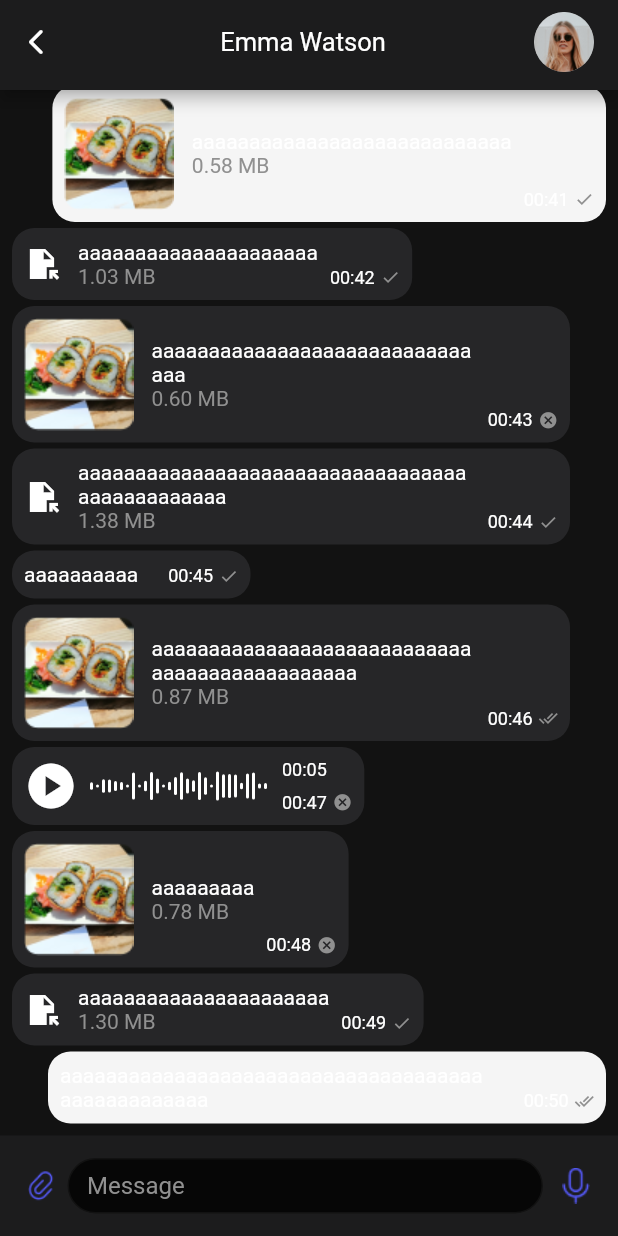
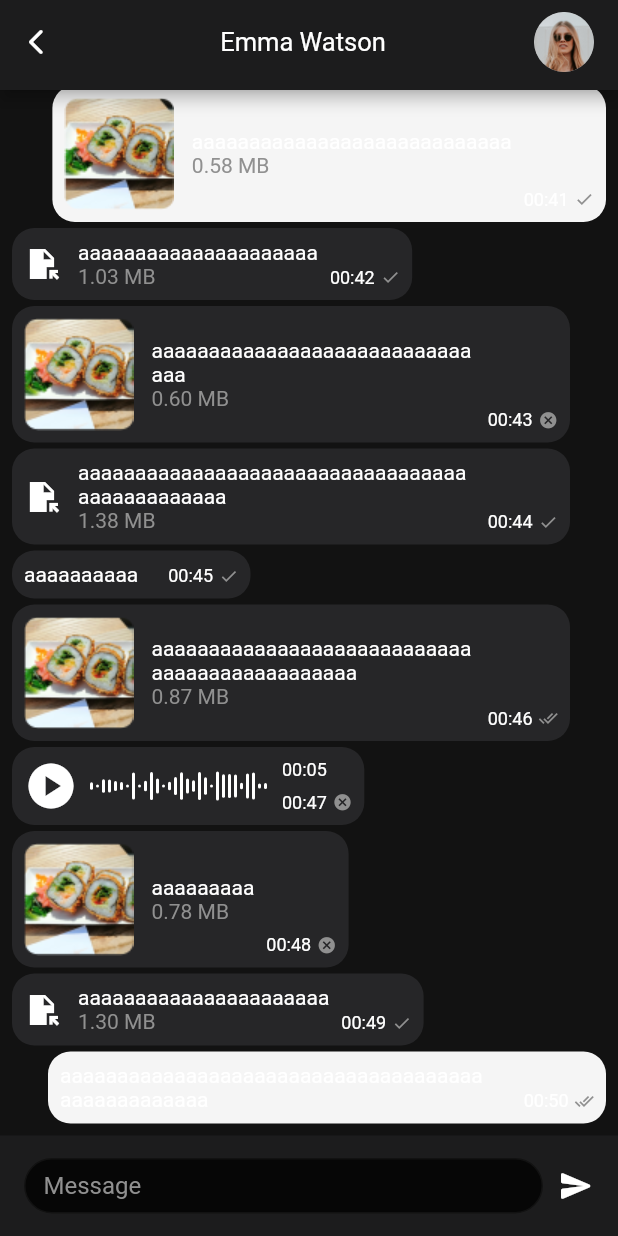
Before and after one commit to Demphait/single-house-flutter, a Flutter app: the DialogView screen opened by its route, on a phone screen of 412 x 824 dp. Run offline on Flutter 3.47's test engine with Material 2 defaults, Android fonts, the phone set to English and light mode, and no system bars; our stand-ins replace bloc, dio, firebase_core, firebase_crashlytics, flutter_bloc, flutter_svg and 3 more; accounts and stored records are empty; network calls fail.

Commit message:
feat: chat message socket added

```diff
--- a/lib/views/dialog/widgets/chat_input_field.dart
+++ b/lib/views/dialog/widgets/chat_input_field.dart
@@ -1,7 +1,8 @@
 import 'package:flutter/material.dart';
-import 'package:single_house/styles/app_colors.dart';
+import 'package:single_house/components/socket.io/socket.io.dart';
 import 'package:single_house/styles/app_space.dart';
 import 'package:single_house/styles/app_text_styles.dart';
+import 'package:single_house/utils/sp_core.dart';
 
 class ChatInputField extends StatefulWidget {
   const ChatInputField({
@@ -14,20 +15,22 @@ class ChatInputField extends StatefulWidget {
 
 class _ChatInputFieldState extends State<ChatInputField> {
   final TextEditingController _textEditingController = TextEditingController();
+  final String _accessToken = SpCore.getAccessToken();
 
   @override
   Widget build(BuildContext context) {
     return Container(
       padding: EdgeInsets.symmetric(horizontal: AppSpace.md, vertical: 15),
-      decoration: BoxDecoration(color: Theme.of(context).scaffoldBackgroundColor),
+      decoration:
+          BoxDecoration(color: Theme.of(context).scaffoldBackgroundColor),
       child: Row(
         children: [
-          ImageIcon(
-            const AssetImage('assets/images/attach_icon.png'),
-            size: 24,
-            color: AppColors.primary,
-          ),
-          const SizedBox(width: 5),
+          // ImageIcon(
+          //   const AssetImage('assets/images/attach_icon.png'),
+          //   size: 24,
+          //   color: AppColors.primary,
+          // ),
+          // const SizedBox(width: 5),
           Expanded(
             child: Container(
               padding: EdgeInsets.symmetric(horizontal: AppSpace.smd),
@@ -61,13 +64,36 @@ class _ChatInputFieldState extends State<ChatInputField> {
             ),
           ),
           const SizedBox(width: 10),
-          ImageIcon(
-            const AssetImage('assets/images/mic.png'),
-            size: 24,
-            color: AppColors.primary,
+          IconButton(
+            padding: EdgeInsets.zero,
+            constraints: const BoxConstraints(),
+            onPressed: () {
+              SocketIO.send(
+                'message_send',
+                {
+                  'from': _accessToken,
+                  'to': '0000000000000000',
+                  'message': _textEditingController.text,
+                },
+              );
+              _textEditingController.clear();
+            },
+            icon: const Icon(Icons.send_rounded),
           ),
+          // ImageIcon(
+          //   const AssetImage('assets/images/mic.png'),
+          //   size: 24,
+          //   color: AppColors.primary,
+          // ),
         ],
       ),
     );
   }
 }
+//  Map<String, dynamic> toMap() {
+//     return {
+//       'from': accessToken
+//       'to': userId
+//       'message': 'privet'
+//     };jhg
+//   }
```
Also changed, not shown: lib/components/socket.io/socket.io.dart (+7 -1 lines), lib/views/splash/splash_view.dart (+20 -3 lines).
